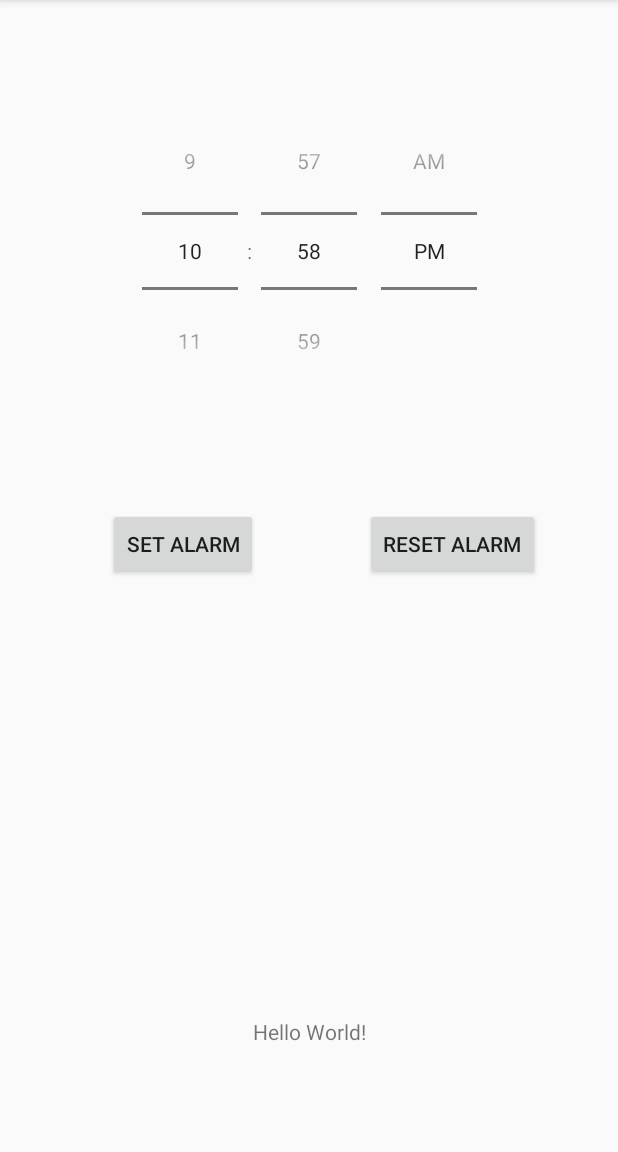
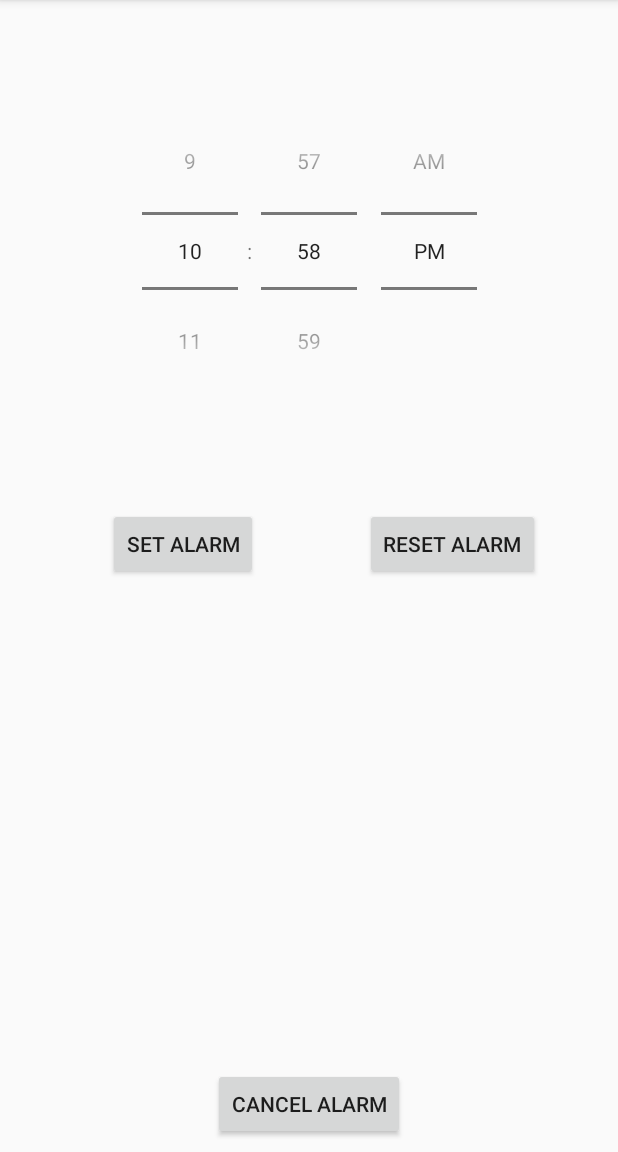
Before and after one commit to TomStanley95/CP3406UtilityApp, an Android app: the screen it shows after launch (MainActivity), on a phone screen of 412 x 824 dp, the part 84-1236 px from its top. Run offline under Robolectric (Android 15) with nearby library versions, the phone set to English and light mode, and no system bars.

Commit message:
Created alarm

```diff
--- a/app/src/main/java/com/example/admin/smartclock/MainActivity.java
+++ b/app/src/main/java/com/example/admin/smartclock/MainActivity.java
@@ -1,24 +1,50 @@
 package com.example.admin.smartclock;
 
+import android.app.AlarmManager;
+import android.app.PendingIntent;
+import android.content.Context;
 import android.content.Intent;
 import android.content.SharedPreferences;
 import android.os.Bundle;
 import android.preference.PreferenceManager;
 import android.support.v7.app.AppCompatActivity;
 import android.support.v7.widget.Toolbar;
+import android.util.Log;
 import android.view.Menu;
 import android.view.MenuItem;
+import android.view.View;
+import android.view.View.OnClickListener;
+import android.widget.Button;
+import android.widget.TimePicker;
 
-public class MainActivity extends AppCompatActivity {
+import java.util.Calendar;
 
+public class MainActivity extends AppCompatActivity implements OnClickListener, TimePicker.OnTimeChangedListener{
+
+    private AlarmManager alarmMgr;
+    private PendingIntent alarmIntent;
+    private Boolean repeatAlarm;
+    private TimePicker alarmTime;
+    private Context context;
+//    private ringtone;
     @Override
     protected void onCreate(Bundle savedInstanceState) {
         super.onCreate(savedInstanceState);
         setContentView(R.layout.activity_main);
-        Toolbar toolbar = (Toolbar) findViewById(R.id.toolbar);
+        Toolbar toolbar =  findViewById(R.id.toolbar);
         setSupportActionBar(toolbar);
+        SharedPreferences sharedPreferences = PreferenceManager.getDefaultSharedPreferences(this);
+        Button alarmSetButton = findViewById(R.id.setAlarmButton);
+        Button alarmResetButton = findViewById(R.id.resetAlarmButton);
+        Button alarmCancelButton = findViewById(R.id.cancelAlarmButton);
+        this.context = this;
+        alarmTime = findViewById(R.id.timePicker);
+        alarmSetButton.setOnClickListener(this);
+        alarmResetButton.setOnClickListener(this);
+        alarmCancelButton.setOnClickListener(this);
+        alarmTime.setOnTimeChangedListener(this);
+        repeatAlarm = sharedPreferences.getBoolean("repeatPreference", false);
 
-        SharedPreferences sharedPreferences = PreferenceManager.getDefaultSharedPreferences(this);
         String alarmIntervalString = sharedPreferences.getString("alarmInterval", null);
 
         if (alarmIntervalString == null){
@@ -58,4 +84,57 @@ public class MainActivity extends AppCompatActivity {
 
         return super.onOptionsItemSelected(item);
     }
+    @Override
+    public void onClick(View pressedButton){
+        Button button = (Button) pressedButton;
+        String buttonText = button.getText().toString();
+        switch (buttonText){
+            case "Set Alarm":
+                setAlarm();
+                break;
+            case "Reset Alarm":
+                cancelAlarm();
+                break;
+            case "Cancel Alarm":
+                cancelAlarm();
+                break;
+        }
+
+
+    }
+
+    public void setAlarm(){
+        int alarmHour =alarmTime.getHour();
+        int alarmMinute =alarmTime.getMinute();
+        alarmMgr = (AlarmManager)context.getSystemService(Context.ALARM_SERVICE);
+        Intent intent = new Intent(context, MainActivity.class);
+        alarmIntent = PendingIntent.getBroadcast(context, 0, intent, 0);
+        Calendar calendar = Calendar.getInstance();
+        calendar.setTimeInMillis(System.currentTimeMillis());
+        calendar.set(Calendar.HOUR_OF_DAY, alarmHour);
+        calendar.set(Calendar.MINUTE, alarmMinute);
+        if(repeatAlarm) {
+            alarmMgr.setRepeating(AlarmManager.RTC_WAKEUP, calendar.getTimeInMillis(),
+                    AlarmManager.INTERVAL_DAY, alarmIntent);
+        }else{
+            alarmMgr.setExact(AlarmManager.RTC_WAKEUP, calendar.getTimeInMillis(),alarmIntent);
+        }
+
+
+    }
+    public void cancelAlarm(){
+        if (alarmMgr!= null) {
+            alarmMgr.cancel(alarmIntent);
+        }
+    }
+
+    @Override
+    public void onTimeChanged(TimePicker timePicker, int hour, int minute) {
+        String test = "The hour is" + Integer.toString(hour) + ", The minute is" + Integer.toString(minute);
+        Log.i("Test", test);
+
+    }
+
+
+
 }
--- a/app/src/main/java/com/example/admin/smartclock/MainActivityFragment.java
+++ b/app/src/main/java/com/example/admin/smartclock/MainActivityFragment.java
@@ -7,18 +7,19 @@ import android.os.Bundle;
 import android.view.LayoutInflater;
 import android.view.View;
 import android.view.ViewGroup;
+import android.widget.Button;
 
 /**
  * A placeholder fragment containing a simple view.
  */
-public class MainActivityFragment extends Fragment implements  View.OnClickListener{
+public class MainActivityFragment extends Fragment {
 
-    public MainActivityFragment() {
-    }
 
     @Override
     public View onCreateView(LayoutInflater inflater, ViewGroup container,
                              Bundle savedInstanceState) {
+
+
         return inflater.inflate(R.layout.fragment_main, container, false);
     }
 
--- a/app/src/main/res/layout/fragment_main.xml
+++ b/app/src/main/res/layout/fragment_main.xml
@@ -23,18 +23,6 @@
         app:layout_constraintTop_toTopOf="parent"
         app:layout_constraintVertical_bias="0.111" />
 
-    <TextView
-        android:id="@+id/statusText"
-        android:layout_width="wrap_content"
-        android:layout_height="wrap_content"
-        android:layout_marginBottom="8dp"
-        android:text="Hello World!"
-        app:layout_constraintBottom_toBottomOf="parent"
-        app:layout_constraintLeft_toLeftOf="parent"
-        app:layout_constraintRight_toRightOf="parent"
-        app:layout_constraintTop_toTopOf="parent"
-        app:layout_constraintVertical_bias="0.915" />
-
     <Button
         android:id="@+id/setAlarmButton"
         android:layout_width="wrap_content"
@@ -42,8 +30,8 @@
         android:layout_marginBottom="8dp"
         android:layout_marginStart="72dp"
         android:layout_marginTop="8dp"
+        android:onClick="buttonOnClick"
         android:text="@string/set_alarm"
-        app:layout_constraintBottom_toTopOf="@+id/textView"
         app:layout_constraintStart_toStartOf="parent"
         app:layout_constraintTop_toBottomOf="@+id/timePicker"
         app:layout_constraintVertical_bias="0.02" />
@@ -55,11 +43,23 @@
         android:layout_marginBottom="8dp"
         android:layout_marginEnd="52dp"
         android:layout_marginTop="8dp"
+        android:onClick="buttonOnClick"
         android:text="@string/reset_alarm"
-        app:layout_constraintBottom_toTopOf="@+id/textView"
         app:layout_constraintEnd_toEndOf="parent"
         app:layout_constraintTop_toBottomOf="@+id/timePicker"
         app:layout_constraintVertical_bias="0.02" />
 
+    <Button
+        android:id="@+id/cancelAlarmButton"
+        android:layout_width="wrap_content"
+        android:layout_height="wrap_content"
+        android:layout_marginBottom="8dp"
+        android:layout_marginEnd="8dp"
+        android:layout_marginStart="8dp"
+        android:text="@string/cancel_alarm"
+        app:layout_constraintBottom_toBottomOf="parent"
+        app:layout_constraintEnd_toEndOf="parent"
+        app:layout_constraintStart_toStartOf="parent" />
+
 
 </android.support.constraint.ConstraintLayout>
--- a/app/src/main/res/values/arrays.xml
+++ b/app/src/main/res/values/arrays.xml
@@ -1,11 +1,4 @@
 <?xml version="1.0" encoding="utf-8"?>
 <resources>
-    <string-array name="number_of_alarms">
-        <item>1</item>
-        <item>2</item>
-        <item>4</item>
-        <item>6</item>
-        <item>8</item>
-        <item>10</item>
-    </string-array>
+
 </resources>
--- a/app/src/main/res/values/strings.xml
+++ b/app/src/main/res/values/strings.xml
@@ -6,4 +6,6 @@
     <string name="alarm_interval_summary">Select the interval in minutes between each alarm</string>
     <string name="set_alarm">Set Alarm</string>
     <string name="reset_alarm">Reset Alarm</string>
+    <string name="cancel_alarm">Cancel Alarm</string>
+    <string name="welcome_to_smart_alarm">Welcome to Smart Alarm</string>
 </resources>
--- a/app/src/main/res/xml/preferences.xml
+++ b/app/src/main/res/xml/preferences.xml
@@ -2,19 +2,12 @@
 <PreferenceScreen xmlns:tools="http://schemas.android.com/tools"
     xmlns:android="http://schemas.android.com/apk/res/android">
 
-    <ListPreference
-        android:defaultValue="1"
-        android:entries="@array/number_of_alarms"
-        android:entryValues="@array/number_of_alarms"
-        android:key="alarmAmount"
-        android:summary="@string/number_of_alarms_summary"
-        android:title="Number of Alarms to Set" />
-    <EditTextPreference
-        android:defaultValue="10"
-        android:inputType="number"
-        android:key="alarmInterval"
-        android:selectAllOnFocus="true"
-        android:singleLine="true"
-        android:summary="@string/alarm_interval_summary"
-        android:title="Alarm Interval" />
+    <RingtonePreference
+        android:defaultValue=""
+        android:key="ringtonePreference"
+        android:title="Select a ringtone" />
+    <SwitchPreference
+        android:defaultValue="false"
+        android:key="repeatPreference"
+        android:title="Repeat Alarm" />
 </PreferenceScreen>
```
Also changed, not shown: app/src/main/java/com/example/admin/smartclock/AlarmReceiver.java (added, +8 -0 lines), app/src/main/java/com/example/admin/smartclock/SettingsActivityFragment.java (+2 -16 lines).
